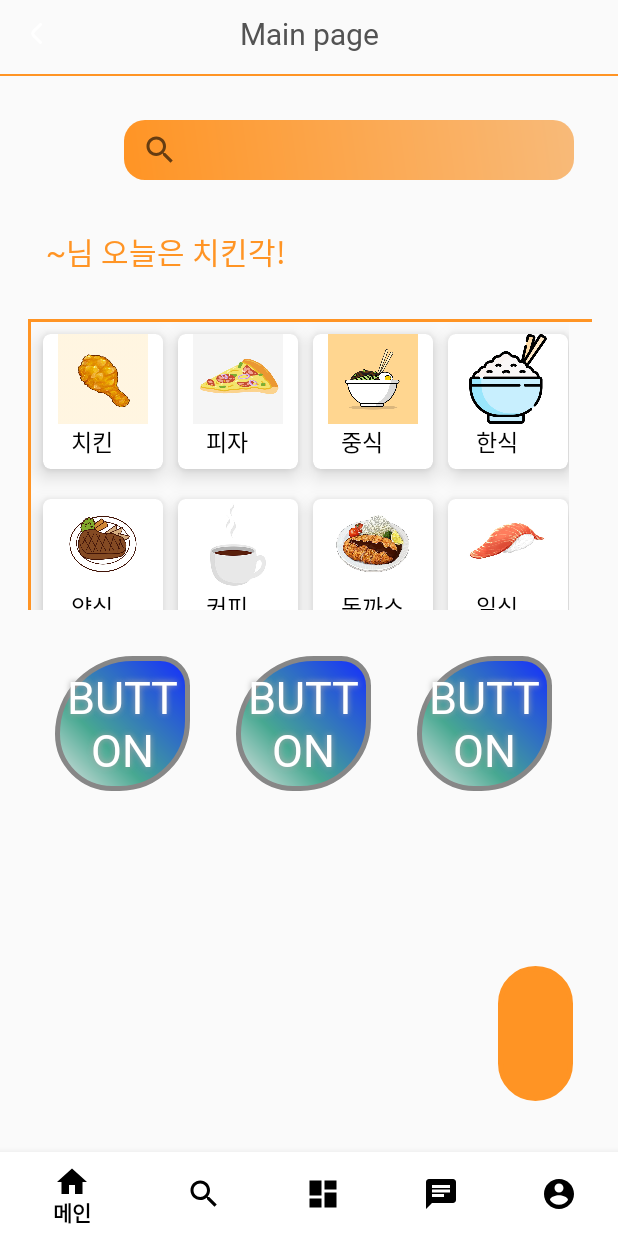
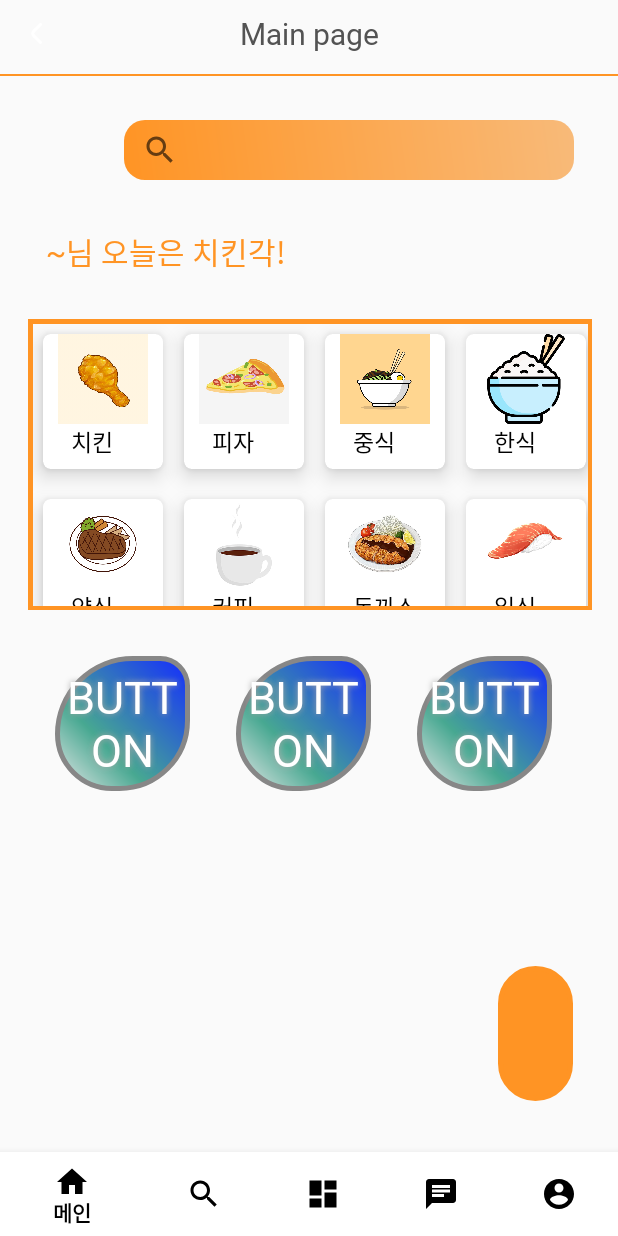
Before and after one commit to kwonjuyeong/mycapston, an Android app: the HomeFragment screen opened directly, with no data from a screen before it, on a phone screen of 412 x 824 dp. Run offline under Robolectric (Android 15) with nearby library versions, the phone set to English and light mode, and no system bars; our stand-ins replace Firebase (no records; nobody signed in at launch, a user with empty details on screens opened directly).

Commit message:
1. Main page(frag_home) 레이아웃 디자인 완료

```diff
--- a/app/src/main/res/layout/frag_home.xml
+++ b/app/src/main/res/layout/frag_home.xml
@@ -24,7 +24,7 @@
              app:layout_constraintTop_toTopOf="parent" />-->
 
         <androidx.appcompat.widget.AppCompatImageView
-            android:id="@+id/mainpage_cancel"
+            android:id="@+id/main_page_cancel"
             android:layout_width="wrap_content"
             android:layout_height="wrap_content"
             android:layout_marginStart="20dp"
@@ -34,30 +34,30 @@
             app:srcCompat="@drawable/ic_back" />
 
         <androidx.appcompat.widget.AppCompatTextView
-            android:id="@+id/phone_auth_tv_title"
+            android:id="@+id/main_page_title"
             android:layout_width="wrap_content"
             android:layout_height="wrap_content"
             android:text="Main page"
             android:textColor="@color/little_dark_gray"
             android:textSize="20dp"
-            app:layout_constraintBottom_toBottomOf="@id/mainpage_cancel"
+            app:layout_constraintBottom_toBottomOf="@id/main_page_cancel"
             app:layout_constraintEnd_toEndOf="parent"
             app:layout_constraintStart_toStartOf="parent"
-            app:layout_constraintTop_toTopOf="@id/mainpage_cancel" />
+            app:layout_constraintTop_toTopOf="@id/main_page_cancel" />
 
         <View
-            android:id="@+id/phone_auth_view_top"
+            android:id="@+id/main_page_view_top"
             android:layout_width="0dp"
             android:layout_height="1dp"
             android:layout_marginTop="20dp"
-            android:background="#ff9424"
+            android:background="@color/main"
             app:layout_constraintEnd_toEndOf="parent"
             app:layout_constraintStart_toStartOf="parent"
-            app:layout_constraintTop_toBottomOf="@id/mainpage_cancel" />
+            app:layout_constraintTop_toBottomOf="@id/main_page_cancel" />
     </androidx.constraintlayout.widget.ConstraintLayout>
 
     <ImageView
-        android:id="@+id/mainpage_user_img"
+        android:id="@+id/main_page_user_img"
         android:layout_width="56dp"
         android:layout_height="52dp"
         android:layout_marginStart="15dp"
@@ -154,16 +154,25 @@
         <androidx.recyclerview.widget.RecyclerView
             android:id="@+id/recyclerView"
             android:layout_width="match_parent"
-            android:layout_height="match_parent"
-            android:layout_marginRight="15dp"/>
+            android:layout_height="match_parent"/>
         <View
             android:layout_width="match_parent"
-            android:layout_height="2dp"
-            android:background="#ff9424" />
+            android:layout_height="3dp"
+            android:background="@color/main" />
         <View
-            android:layout_width="2dp"
+            android:layout_width="3dp"
             android:layout_height="200dp"
-            android:background="#ff9424" />
+            android:background="@color/main" />
+        <View
+            android:layout_width="3dp"
+            android:layout_height="wrap_content"
+            android:layout_marginStart="373dp"
+            android:background="@color/main"/>
+        <View
+            android:layout_width="wrap_content"
+            android:layout_height="3dp"
+            android:layout_marginTop="191dp"
+            android:background="@color/main"/>
         <LinearLayout
             android:layout_width="match_parent"
             android:layout_height="380dp"
@@ -178,14 +187,14 @@
         android:layout_margin="15dp"
         android:layout_marginTop="30dp"
         android:orientation="horizontal"
-        app:layout_constraintTop_toBottomOf="@+id/mainpage_user_img">
+        app:layout_constraintTop_toBottomOf="@+id/main_page_user_img">
         <TextView
             android:id="@+id/recommend_textView"
             android:layout_width="match_parent"
             android:layout_height="match_parent"
             android:layout_margin="15dp"
             android:text="~님 오늘은 치킨각!"
-            android:textColor="#ff9424"
+            android:textColor="@color/main"
             android:textSize="20sp" />
     </LinearLayout>
 
--- a/app/src/main/res/values/colors.xml
+++ b/app/src/main/res/values/colors.xml
@@ -5,7 +5,6 @@
     <color name="colorPrimary">#008577</color>
     <color name="colorPrimaryDark">#000000</color>
     <color name="colorAccent">#D81B60</color>
-
     <color name="purple_200">#FFBB86FC</color>
     <color name="purple_500">#FF6200EE</color>
     <color name="purple_700">#FF3700B3</color>
```
